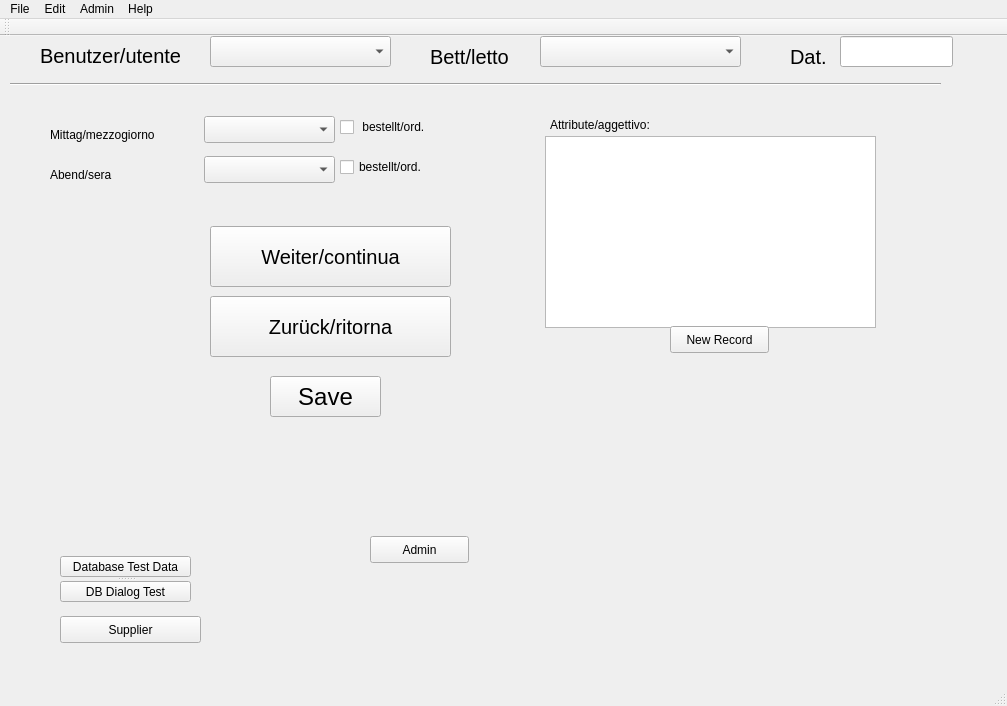
Qt form MealAdmin/mainwindow.ui (WernerHugendubel/mealadmin) before a commit.
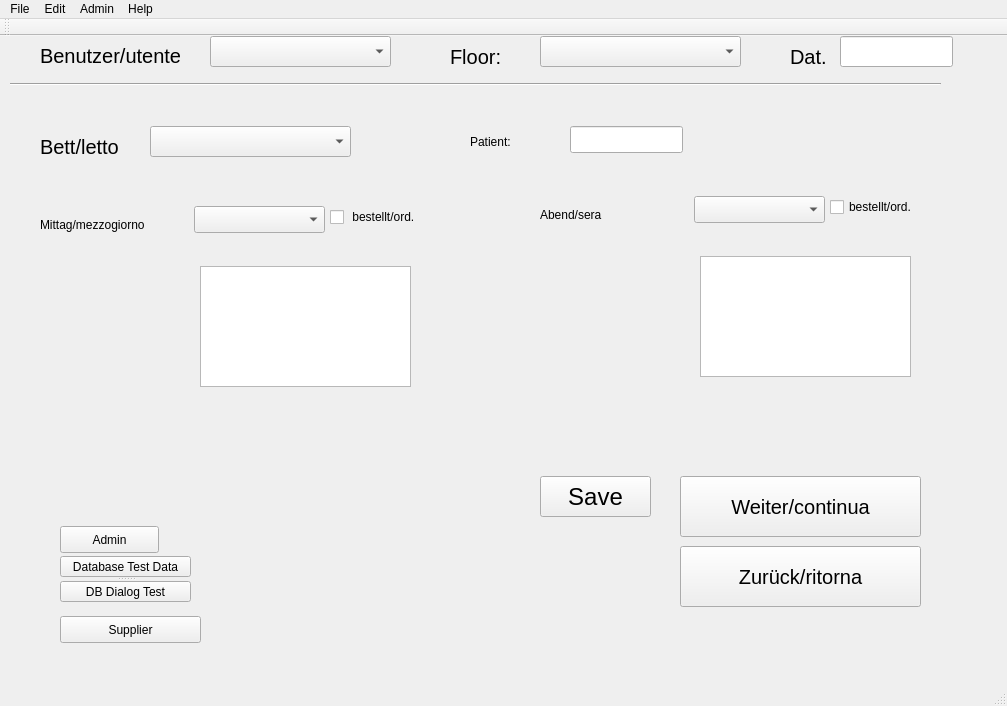
The same form after that commit.

Commit message: Hauptfenster: Floor, Bed: mit Filter usw. Nicht nur onIndexChanged, sondern onActivated löst das Problem mit index=0 im QModelIndx. So wird auch das erste Element angezeigt.

The edit to the form file:
```diff
--- a/MealAdmin/mainwindow.ui
+++ b/MealAdmin/mainwindow.ui
@@ -73,8 +73,8 @@
    <widget class="QComboBox" name="comboBoxBed">
     <property name="geometry">
      <rect>
-      <x>540</x>
-      <y>0</y>
+      <x>150</x>
+      <y>90</y>
       <width>201</width>
       <height>31</height>
      </rect>
@@ -88,8 +88,8 @@
    <widget class="QLabel" name="labelBed">
     <property name="geometry">
      <rect>
-      <x>430</x>
-      <y>10</y>
+      <x>40</x>
+      <y>100</y>
       <width>101</width>
       <height>21</height>
      </rect>
@@ -119,8 +119,8 @@
    <widget class="QLabel" name="label">
     <property name="geometry">
      <rect>
-      <x>50</x>
-      <y>90</y>
+      <x>40</x>
+      <y>180</y>
       <width>161</width>
       <height>17</height>
      </rect>
@@ -132,8 +132,8 @@
    <widget class="QLabel" name="label_2">
     <property name="geometry">
      <rect>
-      <x>50</x>
-      <y>130</y>
+      <x>540</x>
+      <y>170</y>
       <width>101</width>
       <height>17</height>
      </rect>
@@ -145,8 +145,8 @@
    <widget class="QComboBox" name="comboBoxMenuMid">
     <property name="geometry">
      <rect>
-      <x>204</x>
-      <y>80</y>
+      <x>194</x>
+      <y>170</y>
       <width>131</width>
       <height>27</height>
      </rect>
@@ -155,8 +155,8 @@
    <widget class="QComboBox" name="comboBoxMenuEv">
     <property name="geometry">
      <rect>
-      <x>204</x>
-      <y>120</y>
+      <x>694</x>
+      <y>160</y>
       <width>131</width>
       <height>27</height>
      </rect>
@@ -165,8 +165,8 @@
    <widget class="QCheckBox" name="checkBox">
     <property name="geometry">
      <rect>
-      <x>340</x>
-      <y>80</y>
+      <x>330</x>
+      <y>170</y>
       <width>151</width>
       <height>22</height>
      </rect>
@@ -178,8 +178,8 @@
    <widget class="QCheckBox" name="checkBox_2">
     <property name="geometry">
      <rect>
-      <x>340</x>
-      <y>120</y>
+      <x>830</x>
+      <y>160</y>
       <width>121</width>
       <height>22</height>
      </rect>
@@ -188,34 +188,11 @@
      <string>bestellt/ord.</string>
     </property>
    </widget>
-   <widget class="QTableView" name="tableViewPatientDietary_req">
-    <property name="geometry">
-     <rect>
-      <x>545</x>
-      <y>100</y>
-      <width>331</width>
-      <height>192</height>
-     </rect>
-    </property>
-   </widget>
-   <widget class="QLabel" name="label_3">
-    <property name="geometry">
-     <rect>
-      <x>550</x>
-      <y>80</y>
-      <width>161</width>
-      <height>17</height>
-     </rect>
-    </property>
-    <property name="text">
-     <string>Attribute/aggettivo:</string>
-    </property>
-   </widget>
    <widget class="QPushButton" name="pushButton_3">
     <property name="geometry">
      <rect>
-      <x>210</x>
-      <y>190</y>
+      <x>680</x>
+      <y>440</y>
       <width>241</width>
       <height>61</height>
      </rect>
@@ -232,8 +209,8 @@
    <widget class="QPushButton" name="pushButton_4">
     <property name="geometry">
      <rect>
-      <x>210</x>
-      <y>260</y>
+      <x>680</x>
+      <y>510</y>
       <width>241</width>
       <height>61</height>
      </rect>
@@ -260,19 +237,6 @@
      <string>Supplier</string>
     </property>
    </widget>
-   <widget class="QPushButton" name="pushButtonPatientDietary_req_newRecord">
-    <property name="geometry">
-     <rect>
-      <x>670</x>
-      <y>290</y>
-      <width>99</width>
-      <height>27</height>
-     </rect>
-    </property>
-    <property name="text">
-     <string>New Record</string>
-    </property>
-   </widget>
    <widget class="QLineEdit" name="lineEditDate">
     <property name="geometry">
      <rect>
@@ -309,8 +273,8 @@
    <widget class="QPushButton" name="pushButtonSaveOrder">
     <property name="geometry">
      <rect>
-      <x>270</x>
-      <y>340</y>
+      <x>540</x>
+      <y>440</y>
       <width>111</width>
       <height>41</height>
      </rect>
@@ -327,8 +291,8 @@
    <widget class="QPushButton" name="pushButton_admin">
     <property name="geometry">
      <rect>
-      <x>370</x>
-      <y>500</y>
+      <x>60</x>
+      <y>490</y>
       <width>99</width>
       <height>27</height>
      </rect>
@@ -337,6 +301,82 @@
      <string>Admin</string>
     </property>
    </widget>
+   <widget class="QLineEdit" name="lineEdit">
+    <property name="geometry">
+     <rect>
+      <x>570</x>
+      <y>90</y>
+      <width>113</width>
+      <height>27</height>
+     </rect>
+    </property>
+   </widget>
+   <widget class="QLabel" name="label_4">
+    <property name="geometry">
+     <rect>
+      <x>470</x>
+      <y>90</y>
+      <width>81</width>
+      <height>31</height>
+     </rect>
+    </property>
+    <property name="text">
+     <string>Patient:</string>
+    </property>
+   </widget>
+   <widget class="QListView" name="listView">
+    <property name="geometry">
+     <rect>
+      <x>200</x>
+      <y>230</y>
+      <width>211</width>
+      <height>121</height>
+     </rect>
+    </property>
+   </widget>
+   <widget class="QListView" name="listView_2">
+    <property name="geometry">
+     <rect>
+      <x>700</x>
+      <y>220</y>
+      <width>211</width>
+      <height>121</height>
+     </rect>
+    </property>
+   </widget>
+   <widget class="QLabel" name="labelBed_3">
+    <property name="geometry">
+     <rect>
+      <x>450</x>
+      <y>10</y>
+      <width>81</width>
+      <height>21</height>
+     </rect>
+    </property>
+    <property name="font">
+     <font>
+      <pointsize>15</pointsize>
+     </font>
+    </property>
+    <property name="text">
+     <string>Floor:</string>
+    </property>
+   </widget>
+   <widget class="QComboBox" name="comboBoxFloor">
+    <property name="geometry">
+     <rect>
+      <x>540</x>
+      <y>0</y>
+      <width>201</width>
+      <height>31</height>
+     </rect>
+    </property>
+    <property name="font">
+     <font>
+      <pointsize>15</pointsize>
+     </font>
+    </property>
+   </widget>
   </widget>
   <widget class="QMenuBar" name="menuBar">
    <property name="geometry">
```
The commit also changes 3 other files.
